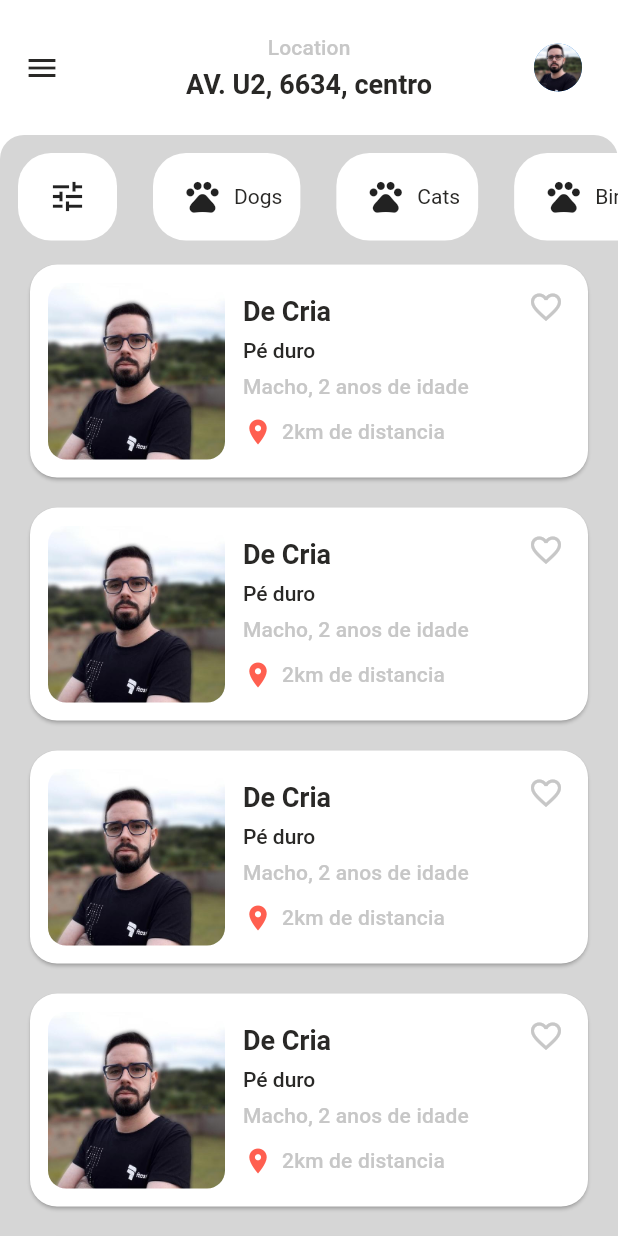
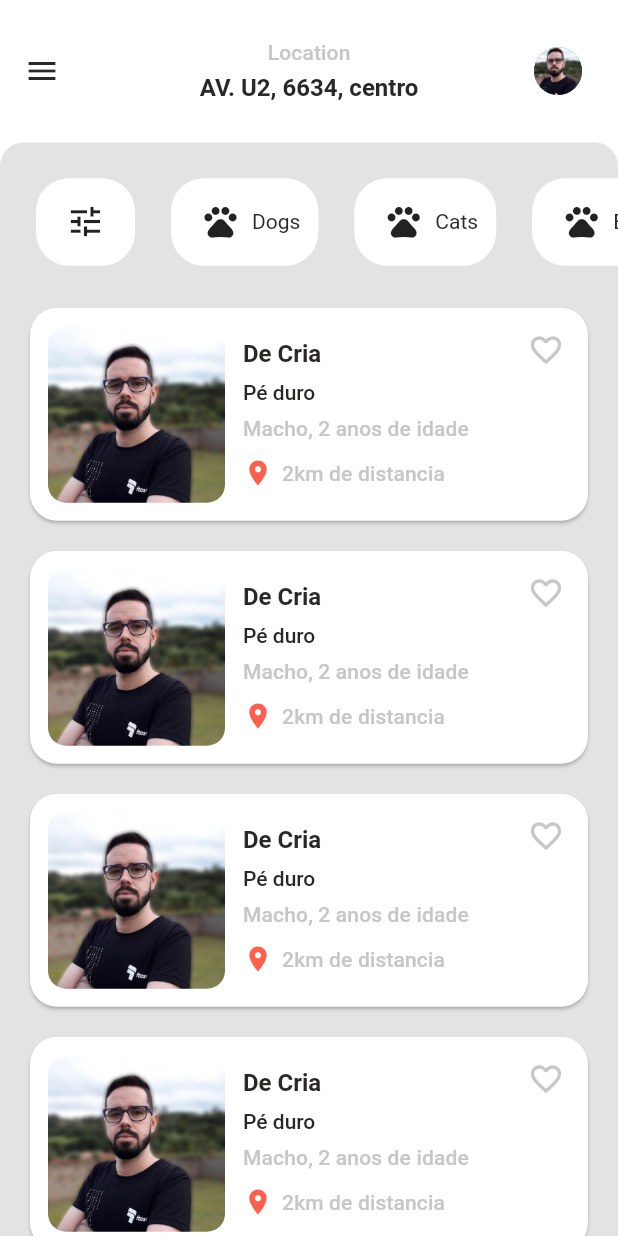
Before and after one commit to FelCarv01/desafio_flutter, a Flutter app: the PetHomePage screen opened directly, on a phone screen of 412 x 824 dp. Run offline on Flutter 3.47's test engine with Material 2 defaults, Android fonts, the phone set to English and light mode, and no system bars.

Commit message:
Configurado widgets com responsividade.

```diff
--- a/lib/src/pages/home.dart
+++ b/lib/src/pages/home.dart
@@ -8,13 +8,7 @@ import '../widgets/pet_card_widget.dart';
 
 class PetHomePage extends StatelessWidget {
   PetHomePage({super.key});
-  final categories = <String>[
-    'settings', //to build a buttom tune
-    'Dogs',
-    'Cats',
-    'Birds',
-  ];
-  final categories2 = <Map<String, dynamic>>[
+  final categories = <Map<String, dynamic>>[
     {'name': null, 'icon': Icons.tune},
     {'name': 'Dogs', 'icon': Icons.pets},
     {'name': 'Cats', 'icon': Icons.pets},
@@ -26,9 +20,11 @@ class PetHomePage extends StatelessWidget {
     final size = MediaQuery.of(context).size;
     return Scaffold(
       drawer: const Drawer(),
-      appBar: const PetAppBarWidget(
+      appBar: PetAppBarWidget(
         location: 'AV. U2, 6634, centro',
         title: 'Location',
+        assetAvatarName: PetImages.userAvatar,
+        size: size,
       ),
       body: Container(
         decoration: const BoxDecoration(
@@ -43,31 +39,28 @@ class PetHomePage extends StatelessWidget {
             SliverList(
               delegate:
                   SliverChildBuilderDelegate(childCount: 1, (context, index) {
-                return SizedBox(
-                  height: size.height * .1,
+                return Padding(
+                  padding: const EdgeInsets.only(top: 12, left: 12, bottom: 12),
+                  child: SizedBox(
+                    height: size.width * .2,
                     child: ListView.builder(
                       scrollDirection: Axis.horizontal,
-                    itemCount: categories2.length,
+                      itemCount: categories.length,
                       itemBuilder: (context, index) {
-                      // if (index == 0) {
-                      //   return const Padding(
-                      //     padding: EdgeInsets.all(12),
-                      //     child: PetButton(
-                      //       iconData: Icons.tune,
-                      //     ),
-                      //   );
-                      // }
-                      final category = categories2[index];
+                        final category = categories[index];
                         final name = category['name'];
                         final icon = category['icon'];
                         return Padding(
-                        padding: const EdgeInsets.all(12),
+                          padding: const EdgeInsets.all(
+                            12,
+                          ),
                           child: PetButton(
                             iconData: icon,
                             animal: name,
                           ),
                         );
                       },
+                    ),
                   ),
                 );
               }),
@@ -82,6 +75,7 @@ class PetHomePage extends StatelessWidget {
                     petDescriber: 'Macho, 2 anos de idade',
                     petDistance: '2km de distancia',
                     petName: 'De Cria',
+                    routeToInfo: '/info',
                   ),
                 ),
               ),
--- a/lib/src/widgets/pet_app_bar_widget.dart
+++ b/lib/src/widgets/pet_app_bar_widget.dart
@@ -1,17 +1,21 @@
-import 'package:desafio_flutter/src/utils/consts.dart';
 import 'package:flutter/material.dart';
 
 class PetAppBarWidget extends StatelessWidget implements PreferredSizeWidget {
+  final String title;
+  final String location;
+  final String assetAvatarName;
+  final Size size;
+
   const PetAppBarWidget({
     super.key,
     required this.title,
     required this.location,
+    required this.assetAvatarName,
+    required this.size,
   });
-  final String title;
-  final String location;
 
   @override
-  Size get preferredSize => const Size.fromHeight(90);
+  Size get preferredSize => Size.fromHeight(size.width * .23);
 
   @override
   Widget build(BuildContext context) {
@@ -36,9 +40,9 @@ class PetAppBarWidget extends StatelessWidget implements PreferredSizeWidget {
         Padding(
           padding: const EdgeInsets.only(right: 16),
           child: IconButton(
-            onPressed: () {},
-            icon: const CircleAvatar(
-              backgroundImage: AssetImage(PetImages.userAvatar),
+            onPressed: () {}, // Go to profile
+            icon: CircleAvatar(
+              backgroundImage: AssetImage(assetAvatarName),
             ),
           ),
         )
--- a/lib/src/widgets/pet_button_widget.dart
+++ b/lib/src/widgets/pet_button_widget.dart
@@ -4,6 +4,7 @@ import 'package:flutter/material.dart';
 class PetButton extends StatelessWidget {
   final String? animal;
   final IconData iconData;
+
   const PetButton({
     super.key,
     this.animal,
@@ -19,7 +20,7 @@ class PetButton extends StatelessWidget {
         color: PetColors.petPrimary,
         borderRadius: BorderRadius.all(Radius.circular(22)),
       ),
-      child: InkWell(
+      child: GestureDetector(
         onTap: () {},
         child: Row(
           children: [
--- a/lib/src/widgets/pet_card_widget.dart
+++ b/lib/src/widgets/pet_card_widget.dart
@@ -8,6 +8,7 @@ class PetCard extends StatelessWidget {
   final String? petMainImage;
   final String petBreed;
   final String petName;
+  final String routeToInfo;
 
   const PetCard({
     super.key,
@@ -16,11 +17,13 @@ class PetCard extends StatelessWidget {
     required this.petDistance,
     required this.petBreed,
     required this.petName,
+    required this.routeToInfo,
   });
 
   @override
   Widget build(BuildContext context) {
     final theme = Theme.of(context);
+
     return Card(
       shape: RoundedRectangleBorder(
         borderRadius: BorderRadius.circular(18),
@@ -28,7 +31,8 @@ class PetCard extends StatelessWidget {
       child: Stack(
         children: [
           GestureDetector(
-            onTap: () {},
+            behavior: HitTestBehavior.translucent,
+            onTap: () => Navigator.pushNamed(context, routeToInfo),
             child: Row(
               children: [
                 Padding(
--- a/lib/src/widgets/pet_info_about_text_widget.dart
+++ b/lib/src/widgets/pet_info_about_text_widget.dart
@@ -1,12 +1,12 @@
 import 'package:flutter/material.dart';
 
 class PetInfoAboutText extends StatelessWidget {
+  final String about;
+
   const PetInfoAboutText({
     Key? key,
     required this.about,
   }) : super(key: key);
-
-  final String about;
 
   @override
   Widget build(BuildContext context) {
@@ -23,7 +23,7 @@ class PetInfoAboutText extends StatelessWidget {
             padding: const EdgeInsets.only(bottom: 12),
             child: Text(
               'About',
-              style: Theme.of(context).textTheme.headline4,
+              style: Theme.of(context).textTheme.headline5,
             ),
           ),
           Text(
--- a/lib/src/widgets/pet_info_header_widget.dart
+++ b/lib/src/widgets/pet_info_header_widget.dart
@@ -22,11 +22,11 @@ class PetInfoHeader extends StatelessWidget {
               children: [
                 Text(
                   'PetName',
-                  style: theme.textTheme.headline6,
+                  style: theme.textTheme.headline4,
                 ),
                 const Icon(
                   Icons.male,
-                  size: 28,
+                  size: 32,
                   color: PetColors.petTextGray,
                 )
               ],
@@ -43,7 +43,7 @@ class PetInfoHeader extends StatelessWidget {
                 ),
                 Text(
                   'petDescriber',
-                  style: theme.textTheme.subtitle2,
+                  style: theme.textTheme.subtitle1,
                 ),
               ],
             ),
--- a/lib/theme/pet_colors.dart
+++ b/lib/theme/pet_colors.dart
@@ -2,8 +2,8 @@ import 'dart:ui';
 
 class PetColors {
   static const petTextBlack = Color(0xff292826);
-  static const petSymbols = Color(0xffFF5F50);
+  static const petSymbols = Color(0xffFF5F4F);
   static const petTextGray = Color(0xffC7C7C7);
-  static const petBacgroundHome = Color.fromARGB(255, 214, 214, 214);
+  static const petBacgroundHome = Color(0xF4E2E2E2);
   static const petPrimary = Color(0xffFFFFFF);
 }
--- a/lib/theme/pet_theme.dart
+++ b/lib/theme/pet_theme.dart
@@ -20,7 +20,7 @@ ThemeData petTheme() {
       headline6: base.headline6!.copyWith(
         color: PetColors.petTextBlack,
         fontFamily: 'Roboto',
-        fontSize: 18,
+        fontSize: 16,
         fontWeight: FontWeight.bold,
       ),
       bodyText2: base.bodyText2!.copyWith(
```
Also changed, not shown: lib/src/app_widget.dart (+6 -2 lines), lib/src/widgets/pet_custom_buttom_widget.dart (+7 -5 lines), lib/src/widgets/pet_info_list_image_widget.dart (+38 -2 lines), lib/src/widgets/pet_info_nav_bar_widget.dart (+4 -3 lines). Lines whose indentation alone changed are shown as unchanged.
